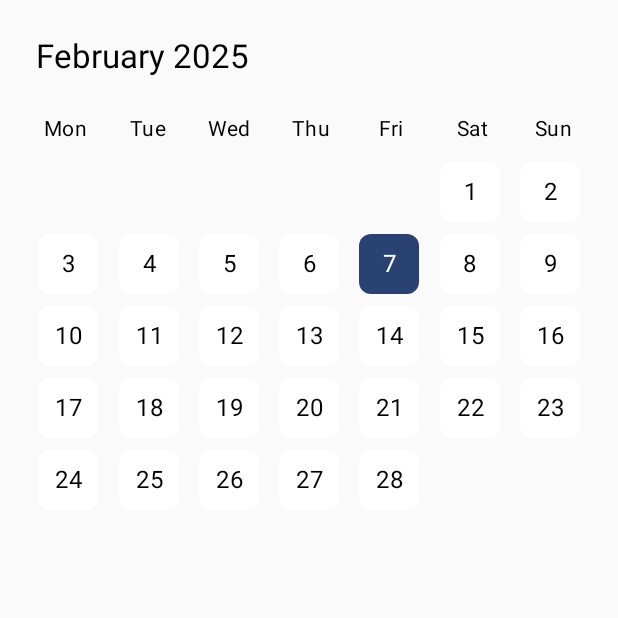
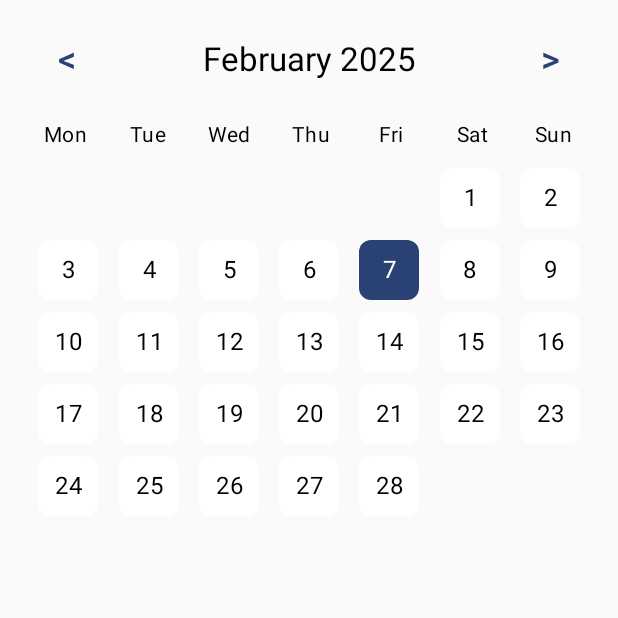
Before and after one commit to AminAzizzade/Planning-App, an Android app built with Jetpack Compose: the screen it shows after launch (MainActivity), on a phone screen of 412 x 824 dp, the top half of it. Run offline under Robolectric (Android 15) with nearby library versions, the phone set to English and light mode, and no system bars; our stand-ins replace Dagger/Hilt's generated code, Room's generated code.

Commit message:
Month of Year now selectable

```diff
--- a/app/src/main/java/com/example/planningapp/service/TimeConverterService.kt
+++ b/app/src/main/java/com/example/planningapp/service/TimeConverterService.kt
@@ -23,6 +23,6 @@ object TimeConverterService {
     fun convert(timeInMinutes: Int): String {
         val hours = timeInMinutes / 60
         val minutes = timeInMinutes % 60
-        return String.format("%02d:%02d", hours, minutes)
+        return "${hours.toString().padStart(2, '0')}:${minutes.toString().padStart(2, '0')}"
     }
 }
--- a/app/src/main/java/com/example/planningapp/view/CalendarScreen.kt
+++ b/app/src/main/java/com/example/planningapp/view/CalendarScreen.kt
@@ -15,29 +15,28 @@ import androidx.compose.foundation.layout.size
 import androidx.compose.foundation.shape.RoundedCornerShape
 import androidx.compose.material3.MaterialTheme
 import androidx.compose.material3.Text
+import androidx.compose.material3.TextButton
 import androidx.compose.runtime.Composable
+import androidx.compose.runtime.getValue
+import androidx.compose.runtime.mutableStateOf
+import androidx.compose.runtime.remember
+import androidx.compose.runtime.setValue
 import androidx.compose.ui.Alignment
 import androidx.compose.ui.Modifier
 import androidx.compose.ui.graphics.Color
 import androidx.compose.ui.text.style.TextAlign
 import androidx.compose.ui.unit.dp
 import androidx.compose.ui.unit.sp
-import androidx.navigation.compose.NavHost
-import androidx.navigation.compose.composable
-import androidx.navigation.compose.rememberNavController
-import com.example.planningapp.view.viewmodel.DailyPlanningViewModel
 import java.time.DayOfWeek
 import java.time.LocalDate
 import java.time.YearMonth
 import java.time.format.TextStyle
 import java.util.Locale
 
-
-
-
 @Composable
 fun CalendarScreen(onDayClick: (String) -> Unit) {
-    val currentMonth = YearMonth.now()
+    // currentMonth'ı mutable state olarak tutuyoruz.
+    var currentMonth by remember { mutableStateOf(YearMonth.now()) }
 
     val daysInMonth = currentMonth.lengthOfMonth()
     val firstDayOfMonth = currentMonth.atDay(1).dayOfWeek
@@ -48,19 +47,32 @@ fun CalendarScreen(onDayClick: (String) -> Unit) {
             .fillMaxSize()
             .padding(16.dp)
     ) {
-        // Month and Year Header
-        Text(
-            text = "${currentMonth.month.getDisplayName(TextStyle.FULL, Locale.getDefault())} ${currentMonth.year}",
-            style = MaterialTheme.typography.titleLarge,
-            modifier = Modifier.padding(8.dp),
-            textAlign = TextAlign.Center
-        )
-        Spacer(modifier = Modifier.height(16.dp))
+        // Ay değiştirme butonları ve Ay-Başlık kısmı
+        Row(
+            modifier = Modifier
+                .fillMaxWidth()
+                .padding(bottom = 16.dp),
+            horizontalArrangement = Arrangement.SpaceBetween,
+            verticalAlignment = Alignment.CenterVertically
+        ) {
+            // Önceki Ay Butonu
+            TextButton(onClick = { currentMonth = currentMonth.minusMonths(1) }) {
+                Text(text = "<", fontSize = 24.sp)
+            }
+            // Ay ve Yıl Başlığı
+            Text(
+                text = "${currentMonth.month.getDisplayName(TextStyle.FULL, Locale.getDefault())} ${currentMonth.year}",
+                style = MaterialTheme.typography.titleLarge,
+                textAlign = TextAlign.Center
+            )
+            // Sonraki Ay Butonu
+            TextButton(onClick = { currentMonth = currentMonth.plusMonths(1) }) {
+                Text(text = ">", fontSize = 24.sp)
+            }
+        }
 
-        // Days of Week Row
-        val daysOfWeek = DayOfWeek.entries.map {
-            it.getDisplayName(TextStyle.SHORT, Locale.getDefault())
-        }
+        // Günler Başlığı: Haftanın günlerini gösteren satır
+        val daysOfWeek = DayOfWeek.entries.map { it.getDisplayName(TextStyle.SHORT, Locale.getDefault()) }
         Row(
             modifier = Modifier.fillMaxWidth(),
             horizontalArrangement = Arrangement.SpaceEvenly
@@ -77,9 +89,9 @@ fun CalendarScreen(onDayClick: (String) -> Unit) {
 
         Spacer(modifier = Modifier.height(8.dp))
 
-        // Days Grid
-        val totalCells = (daysInMonth + firstDayOfMonth.value - 1) // Total slots in grid
-        val rows = (totalCells / 7) + 1 // Calculate number of rows needed
+        // Günlerin Grid Gösterimi
+        val totalCells = daysInMonth + firstDayOfMonth.value - 1
+        val rows = (totalCells / 7) + 1
 
         Column {
             var dayCounter = 1
@@ -95,7 +107,10 @@ fun CalendarScreen(onDayClick: (String) -> Unit) {
 
                         DayCell(
                             day = day,
-                            isToday = today.dayOfMonth == day && today.month == currentMonth.month,
+                            isToday = day != null &&
+                                    today.dayOfMonth == day &&
+                                    today.month == currentMonth.month &&
+                                    today.year == currentMonth.year,
                             onClick = {
                                 day?.let {
                                     val selectedDate = LocalDate.of(currentMonth.year, currentMonth.month, it)
```
Also changed, not shown: app/src/main/java/com/example/planningapp/MainActivity.kt (+1 -99 lines).
